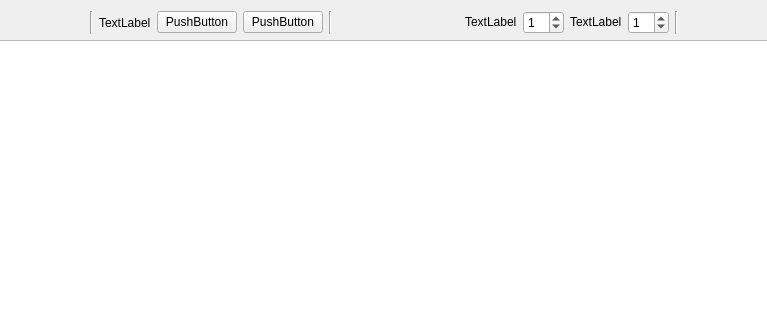
Qt form MainWindow.ui (konserw/jobshop) before a commit; both pictures show x 343 to 1110 and y 0 to 320 of the 1380 by 495 pixel window.
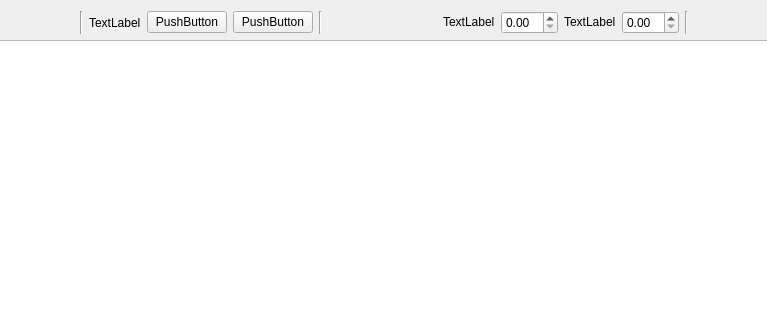
The same form after that commit.

Commit message: Zmiana spinboxów na doublespinboxy dla alfy i bety, ograniczenie do <0,1>

What changed in the file:
```diff
--- a/MainWindow.ui
+++ b/MainWindow.ui
@@ -124,11 +124,7 @@
          </widget>
         </item>
         <item>
-         <widget class="QSpinBox" name="beta">
-          <property name="value">
-           <number>1</number>
-          </property>
-         </widget>
+         <widget class="QDoubleSpinBox" name="beta"/>
         </item>
        </layout>
       </item>
@@ -151,11 +147,7 @@
          </widget>
         </item>
         <item>
-         <widget class="QSpinBox" name="alfa">
-          <property name="value">
-           <number>1</number>
-          </property>
-         </widget>
+         <widget class="QDoubleSpinBox" name="alfa"/>
         </item>
        </layout>
       </item>
```
Left out of the diff: 2 changed lines with no effect on the pictures. The commit also changes 1 other file.
